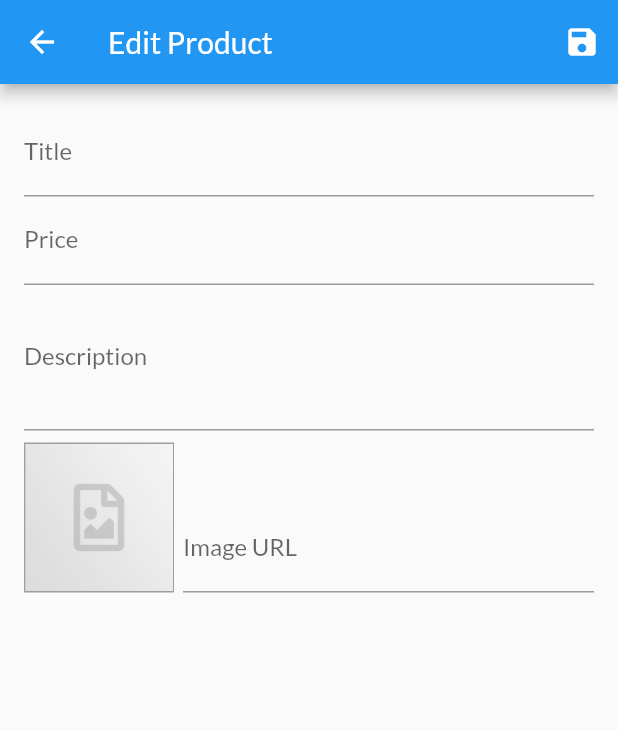
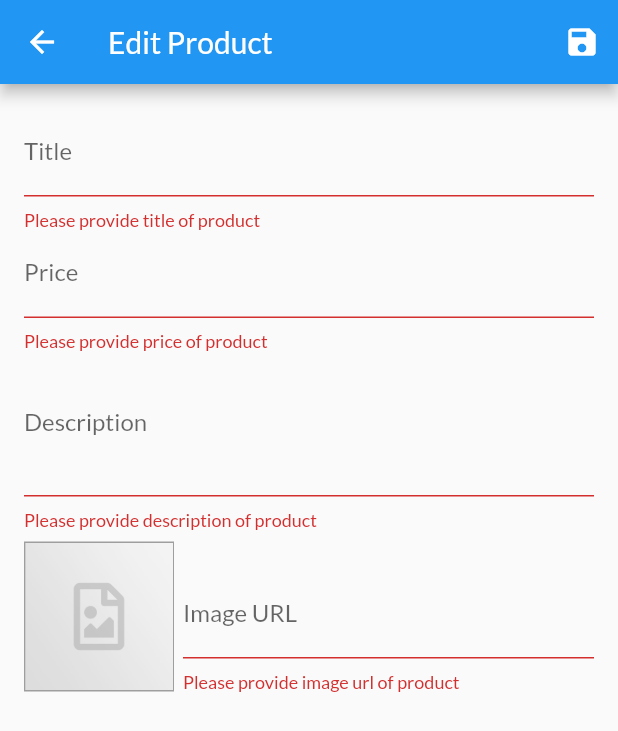
Before and after one commit to vladislavkovaliov/shop_app, a Flutter app: the EditProductScreen screen opened by its route, after a tap on the "save" icon, on a phone screen of 412 x 824 dp. Shown: the top 731 px of the screen. Run offline on Flutter 3.47's test engine with Material 2 defaults, Android fonts, the phone set to English and light mode, and no system bars; network calls fail.

```diff
--- a/lib/screens/edit_product_screen.dart
+++ b/lib/screens/edit_product_screen.dart
@@ -1,4 +1,6 @@
 import 'package:flutter/material.dart';
+
+import '../providers/products/product.dart';
 
 class EditProductScreen extends StatefulWidget {
   static String routeName = '/edit-product';
@@ -16,6 +18,16 @@ class _EditProductScreenState extends State<EditProductScreen> {
 
   final _imageUrlController = TextEditingController();
 
+  final _form = GlobalKey<FormState>();
+
+  var _editedProduct = Product(
+    id: DateTime.now().toString(),
+    title: '',
+    price: 0,
+    description: '',
+    imageUrl: '',
+  );
+
   @override
   void initState() {
     _imageUrlFocusNode.addListener(_updateImageUrl);
@@ -25,11 +37,27 @@ class _EditProductScreenState extends State<EditProductScreen> {
 
   void _updateImageUrl() {
     if (!_imageUrlFocusNode.hasFocus) {
+      if (_imageUrlController.text.isEmpty ||
+          !_imageUrlController.text.toString().startsWith('http') &&
+              !_imageUrlController.text.toString().startsWith('https')) {
+        return;
+      }
+
+      return null;
+
       setState(() {});
     }
   }
 
-  void _saveForm() {}
+  void _saveForm() {
+    final isValid = _form.currentState!.validate();
+
+    if (!isValid) {
+      return;
+    }
+
+    _form.currentState!.save();
+  }
 
   @override
   Widget build(BuildContext context) {
@@ -50,6 +78,7 @@ class _EditProductScreenState extends State<EditProductScreen> {
         body: Padding(
           padding: const EdgeInsets.all(16.0),
           child: Form(
+            key: _form,
             child: SingleChildScrollView(
               child: Column(
                 children: [
@@ -58,8 +87,24 @@ class _EditProductScreenState extends State<EditProductScreen> {
                       labelText: 'Title',
                     ),
                     textInputAction: TextInputAction.next,
+                    validator: (value) {
+                      if (value.toString().isEmpty) {
+                        return 'Please provide title of product';
+                      }
+
+                      return null;
+                    },
                     onFieldSubmitted: (_) {
                       FocusScope.of(context).requestFocus(_priceFocusNode);
+                    },
+                    onSaved: (value) {
+                      _editedProduct = Product(
+                        id: _editedProduct.id,
+                        title: value.toString(),
+                        price: _editedProduct.price,
+                        description: _editedProduct.description,
+                        imageUrl: _editedProduct.imageUrl,
+                      );
                     },
                   ),
                   TextFormField(
@@ -72,9 +117,33 @@ class _EditProductScreenState extends State<EditProductScreen> {
                       signed: true,
                     ),
                     focusNode: _priceFocusNode,
+                    validator: (value) {
+                      if (value.toString().isEmpty) {
+                        return 'Please provide price of product';
+                      }
+
+                      if (double.tryParse(value.toString()) == null) {
+                        return 'Please provide price of product';
+                      }
+
+                      if (double.parse(value.toString()) <= 0) {
+                        return 'Please provide price higher than zero';
+                      }
+
+                      return null;
+                    },
                     onFieldSubmitted: (_) {
                       FocusScope.of(context)
                           .requestFocus(_descriptionFocusNode);
+                    },
+                    onSaved: (value) {
+                      _editedProduct = Product(
+                        id: _editedProduct.id,
+                        title: _editedProduct.title,
+                        price: double.parse(value.toString()),
+                        description: _editedProduct.description,
+                        imageUrl: _editedProduct.imageUrl,
+                      );
                     },
                   ),
                   TextFormField(
@@ -83,10 +152,26 @@ class _EditProductScreenState extends State<EditProductScreen> {
                     ),
                     keyboardType: TextInputType.multiline,
                     focusNode: _descriptionFocusNode,
+                    validator: (value) {
+                      if (value.toString().isEmpty) {
+                        return 'Please provide description of product';
+                      }
+
+                      return null;
+                    },
                     onFieldSubmitted: (_) {
                       FocusScope.of(context).requestFocus(_imageUrlFocusNode);
                     },
                     maxLines: 3,
+                    onSaved: (value) {
+                      _editedProduct = Product(
+                        id: _editedProduct.id,
+                        title: _editedProduct.title,
+                        price: _editedProduct.price,
+                        description: value.toString(),
+                        imageUrl: _editedProduct.imageUrl,
+                      );
+                    },
                   ),
                   Row(
                     crossAxisAlignment: CrossAxisAlignment.end,
@@ -123,9 +208,30 @@ class _EditProductScreenState extends State<EditProductScreen> {
                             keyboardType: TextInputType.url,
                             controller: _imageUrlController,
                             focusNode: _imageUrlFocusNode,
+                            validator: (value) {
+                              if (value.toString().isEmpty) {
+                                return 'Please provide image url of product';
+                              }
+
+                              if (!value.toString().startsWith('http') &&
+                                  !value.toString().startsWith('https')) {
+                                return 'Please provide correct url of product';
+                              }
+
+                              return null;
+                            },
                             textInputAction: TextInputAction.done,
                             onFieldSubmitted: (value) {
                               _saveForm();
+                            },
+                            onSaved: (value) {
+                              _editedProduct = Product(
+                                id: _editedProduct.id,
+                                title: _editedProduct.title,
+                                price: _editedProduct.price,
+                                description: _editedProduct.description,
+                                imageUrl: value.toString(),
+                              );
                             },
                           ),
                         ),
```
